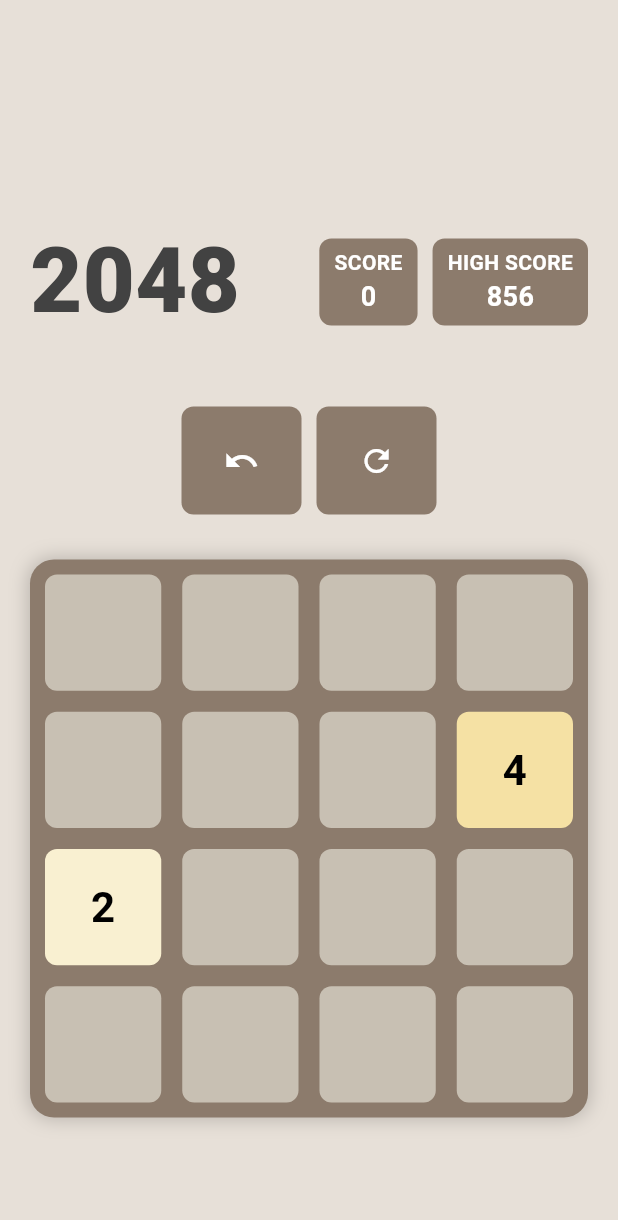
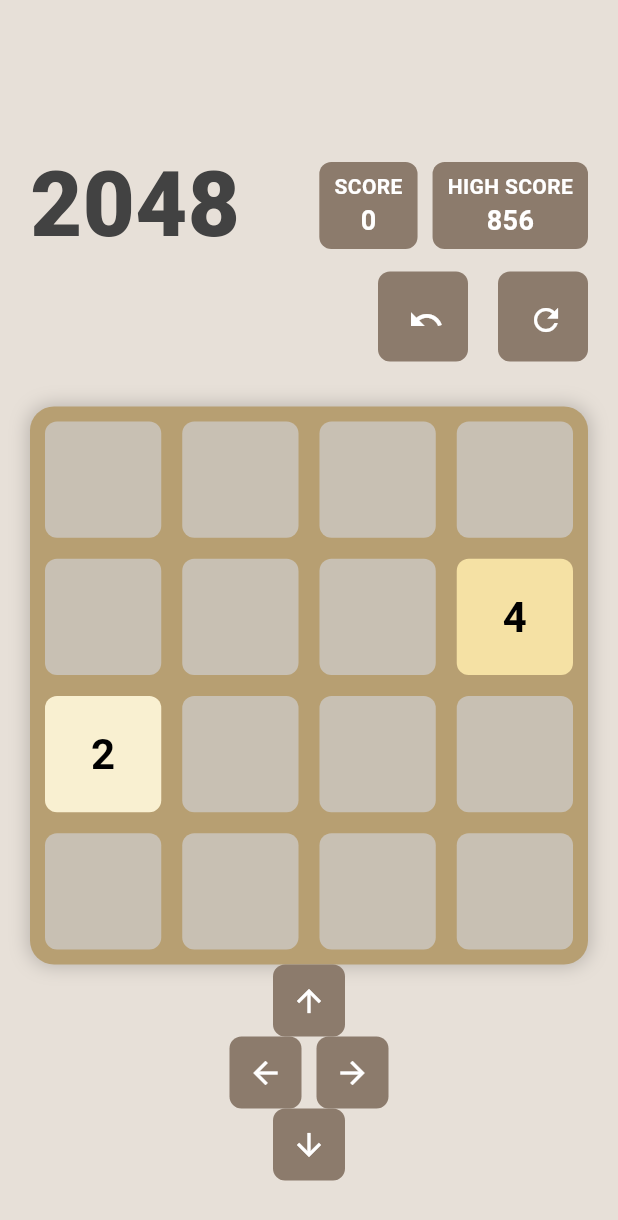
Before and after one commit to msharafice/Puzzle2048, a Flutter app: the screen it shows after launch, on a phone screen of 412 x 824 dp. Shown: the top 1220 px of the screen. Run offline on Flutter 3.47's test engine with Material 3 defaults, Android fonts, the phone set to English and light mode, and no system bars.

Commit message:
code update

```diff
--- a/lib/main.dart
+++ b/lib/main.dart
@@ -33,6 +33,8 @@
   List<int> scoreHistory = [];
 
   Offset _startSwipePosition = Offset.zero;
+  bool isGameOver = false;
+  bool isGameWon = false;
 
   @override
   void initState() {
@@ -132,7 +134,47 @@
         _addNewTile();
         score += 10;
       }
+
+      if (_has2048()) {
+        setState(() {
+          isGameWon = true;
         });
+      }
+
+      if (!_isMovePossible()) {
+        setState(() {
+          isGameOver = true;
+        });
+      }
+    });
+  }
+
+  bool _has2048() {
+    for (int i = 0; i < 4; i++) {
+      for (int j = 0; j < 4; j++) {
+        if (board[i][j] == 2048) {
+          return true;
+        }
+      }
+    }
+    return false;
+  }
+
+  bool _isMovePossible() {
+    for (int i = 0; i < 4; i++) {
+      for (int j = 0; j < 4; j++) {
+        if (board[i][j] == 0) {
+          return true;
+        }
+        if (i < 3 && board[i][j] == board[i + 1][j]) {
+          return true;
+        }
+        if (j < 3 && board[i][j] == board[i][j + 1]) {
+          return true;
+        }
+      }
+    }
+    return false;
   }
 
   List<int> _compressAndMerge(List<int> line) {
@@ -169,6 +211,8 @@
       score = 0;
       _addNewTile();
       _addNewTile();
+      isGameOver = false;
+      isGameWon = false;
     });
     history.clear();
     scoreHistory.clear();
@@ -212,11 +256,14 @@
   Widget _buildBoard() {
     return Padding(
       padding: const EdgeInsets.symmetric(horizontal: 20.0),
-      child: Column(
+      child: Stack(
+        alignment: Alignment.center,
+        children: [
+          Column(
             mainAxisAlignment: MainAxisAlignment.center,
             children: <Widget>[
               Padding(
-            padding: const EdgeInsets.symmetric(vertical: 10.0),
+                padding: const EdgeInsets.symmetric(vertical: 1.0),
                 child: Row(
                   mainAxisAlignment: MainAxisAlignment.spaceBetween,
                   children: <Widget>[
@@ -239,21 +286,20 @@
                 ),
               ),
               Padding(
-            padding: const EdgeInsets.symmetric(vertical: 30.0),
+                padding: const EdgeInsets.only(bottom: 30),
                 child: Row(
-              mainAxisAlignment: MainAxisAlignment.center,
+                  mainAxisAlignment: MainAxisAlignment.end,
                   children: <Widget>[
                     _buildUndoContainer(),
-                SizedBox(width: 10),
+                    SizedBox(width: 20),
                     _buildResetContainer(),
                   ],
                 ),
               ),
-          // ثابت نگه داشتن کادر بازی
               Container(
                 padding: EdgeInsets.all(10),
                 decoration: BoxDecoration(
-              color: Color(0xFF8C7B6C),
+                  color: isGameWon ? Color(0xFFFFE600) : Color(0xFFB79F72),
                   borderRadius: BorderRadius.circular(16),
                   boxShadow: [
                     BoxShadow(
@@ -265,7 +311,7 @@
                 ),
                 child: GridView(
                   shrinkWrap: true,
-              physics: NeverScrollableScrollPhysics(), // جلوگیری از اسکرول
+                  physics: NeverScrollableScrollPhysics(),
                   gridDelegate: SliverGridDelegateWithFixedCrossAxisCount(
                     crossAxisCount: 4,
                     crossAxisSpacing: 14.0,
@@ -278,8 +324,7 @@
 
                     Color boxColor;
                     if (value == 0) {
-                  boxColor = Color(0xFFC8C0B3); // برای کادر خالی
-                  ;
+                      boxColor = Color(0xFFC8C0B3);
                     } else if (value == 2) {
                       boxColor = Color(0xFFF9F0D1);
                     } else if (value == 4) {
@@ -320,7 +365,78 @@
                   }),
                 ),
               ),
+              // دکمه‌های جهت‌ها
+              Row(
+                mainAxisAlignment: MainAxisAlignment.center,
+                children: <Widget>[
+                  _buildDirectionButton(Icons.arrow_upward, Direction.up),
                 ],
+              ),
+              Row(
+                mainAxisAlignment: MainAxisAlignment.center,
+                children: <Widget>[
+                  _buildDirectionButton(Icons.arrow_back, Direction.left),
+                  SizedBox(width: 10),
+                  _buildDirectionButton(Icons.arrow_forward, Direction.right),
+                ],
+              ),
+              Row(
+                mainAxisAlignment: MainAxisAlignment.center,
+                children: <Widget>[
+                  _buildDirectionButton(Icons.arrow_downward, Direction.down),
+                ],
+              ),
+            ],
+          ),
+          if (isGameWon)
+            GestureDetector(
+              onTap: () {
+                setState(() {
+                  isGameWon = false;
+                  _reset();
+                });
+              },
+              child: Container(
+                color: Colors.black.withOpacity(0.5),
+                child: Center(
+                  child: Column(
+                    mainAxisSize: MainAxisSize.min,
+                    children: <Widget>[
+                      Text(
+                        'You Win!',
+                        style: TextStyle(
+                          fontSize: 40,
+                          fontWeight: FontWeight.bold,
+                          color: Colors.white,
+                        ),
+                      ),
+                      Text(
+                        'Tap to Continue',
+                        style: TextStyle(
+                          fontSize: 20,
+                          color: Colors.white,
+                        ),
+                      ),
+                    ],
+                  ),
+                ),
+              ),
+            ),
+        ],
+      ),
+    );
+  }
+
+  Widget _buildDirectionButton(IconData icon, Direction direction) {
+    return Container(
+      decoration: BoxDecoration(
+        color: Color(0xFF8C7B6C),
+        borderRadius: BorderRadius.circular(8),
+      ),
+      child: IconButton(
+        icon: Icon(icon),
+        onPressed: () => _move(direction),
+        color: Colors.white,
       ),
     );
   }
@@ -351,7 +467,8 @@
 
   Widget _buildUndoContainer() {
     return Container(
-      width: 80,
+      width: 60,
+      height: 60,
       padding: EdgeInsets.all(12),
       decoration: BoxDecoration(
         color: Color(0xFF8C7B6C),
@@ -366,10 +483,11 @@
 
   Widget _buildResetContainer() {
     return Container(
-      width: 80,
+      width: 60,
+      height: 60,
       padding: EdgeInsets.all(12),
       decoration: BoxDecoration(
-        color: Color(0xFF8C7B6C),
+        color: isGameOver ? Color(0xFFF7E1A4) : Color(0xFF8C7B6C),
         borderRadius: BorderRadius.circular(8),
       ),
       child: IconButton(
```
Also changed, not shown: 4 other files. Lines whose indentation alone changed are shown as unchanged.
